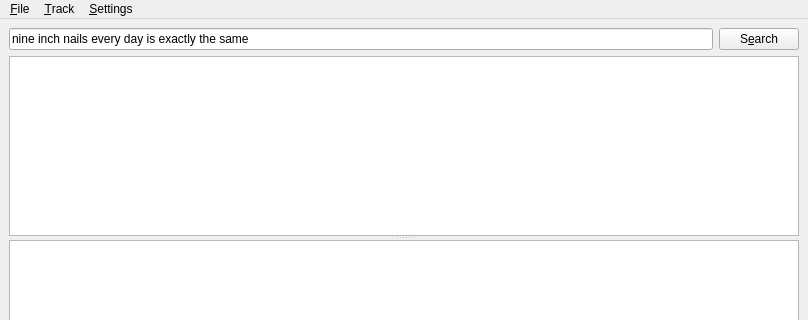
Old version of the form src/ui/groovewindow.ui in the repository pippijn/libgroove; both pictures show x 0 to 808 and y 0 to 320 of the 808 by 500 pixel window.
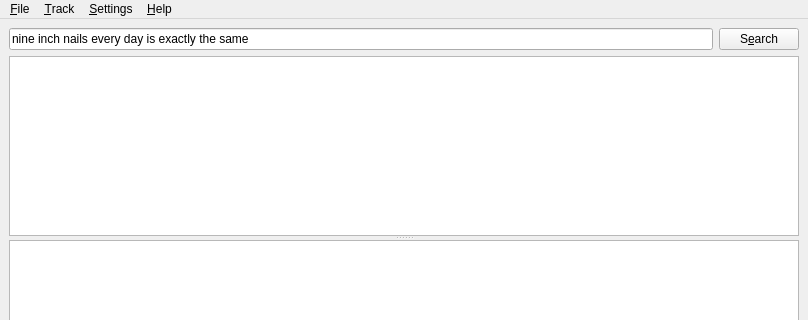
New version of the form.

What changed in the file:
```diff
--- a/src/ui/groovewindow.ui
+++ b/src/ui/groovewindow.ui
@@ -185,9 +185,16 @@
     </property>
     <addaction name="action_Preferences"/>
    </widget>
+   <widget class="QMenu" name="menu_Help">
+    <property name="title">
+     <string>&amp;Help</string>
+    </property>
+    <addaction name="action_About"/>
+   </widget>
    <addaction name="menu_File"/>
    <addaction name="menu_Track"/>
    <addaction name="menu_Settings"/>
+   <addaction name="menu_Help"/>
   </widget>
   <widget class="QStatusBar" name="statusbar"/>
   <action name="action_Quit">
```
Left out of the diff: 22 changed lines with no effect on the pictures.
